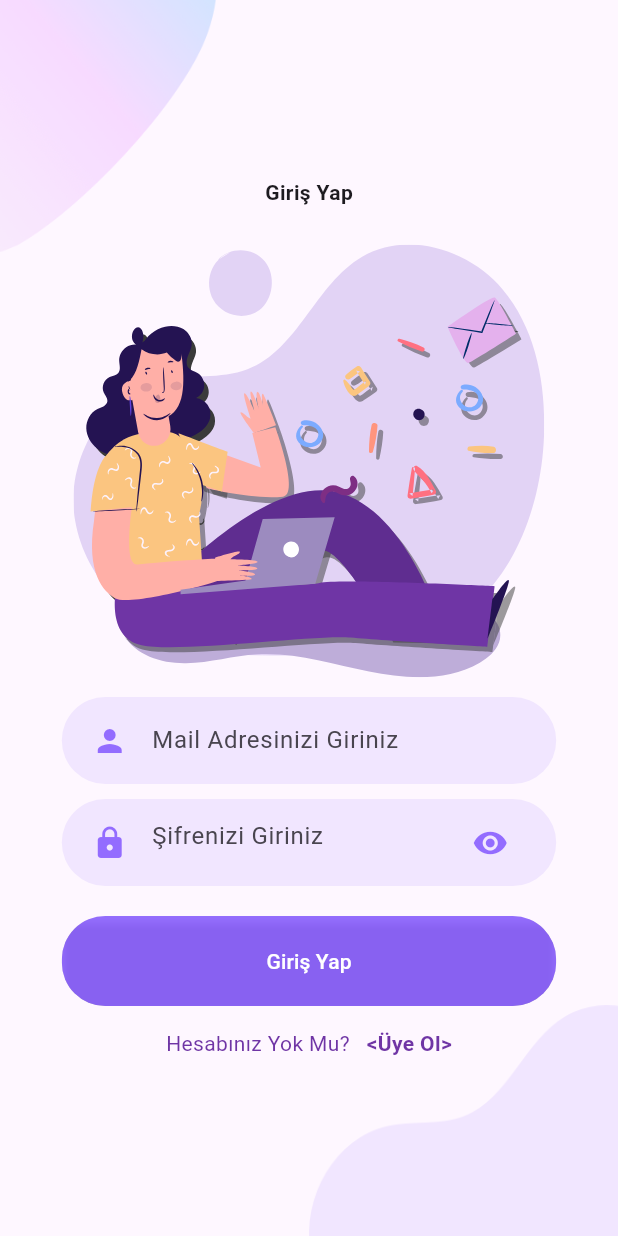
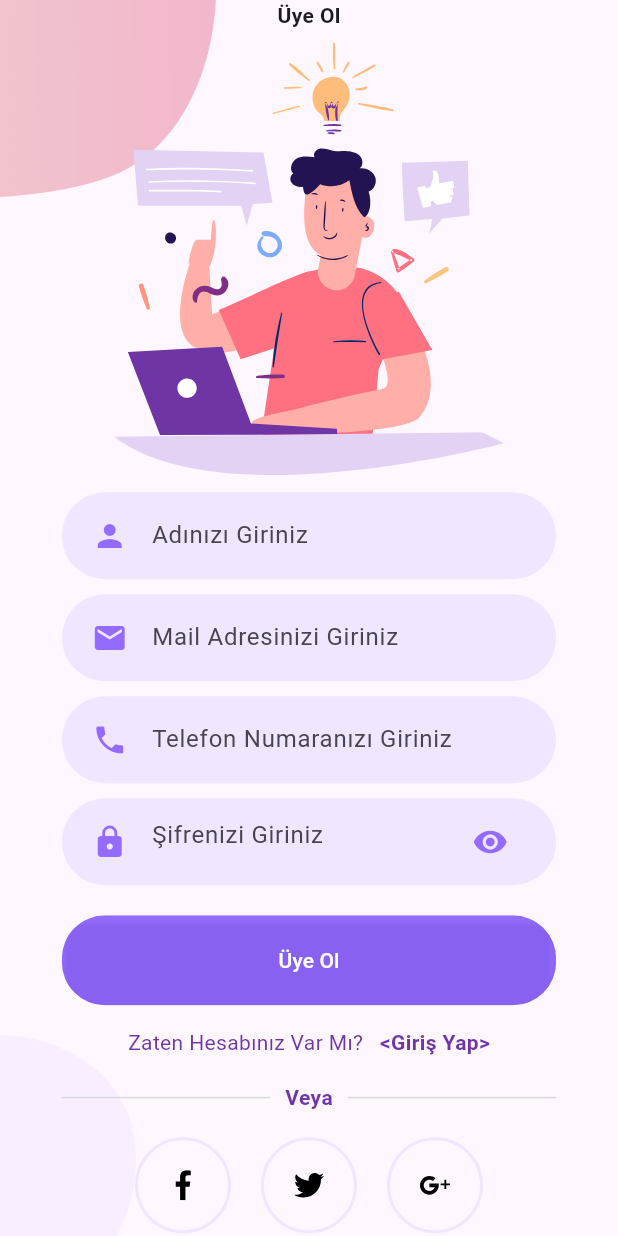
Before and after one commit to Furkan-Kumus/Real_Estate_Mobile, a Flutter app: the Body widget shown alone on an empty page, opened directly, after a tap on "<Üye Ol>", on a phone screen of 412 x 824 dp. Run offline on Flutter 3.47's test engine with Material 3 defaults, Android fonts, the phone set to English and light mode, and no system bars; our stand-ins replace flutter_svg.

Commit message:
sign up page done

```diff
--- a/lib/Pages/LoginPages/body.dart
+++ b/lib/Pages/LoginPages/body.dart
@@ -3,7 +3,7 @@ import 'package:flutter_svg/flutter_svg.dart';
 import 'package:real_estate_app/Pages/LoginPages/rounded_button.dart';
 import 'package:real_estate_app/Pages/LoginPages/rounded_input_field.dart';
 import 'package:real_estate_app/Pages/LoginPages/rounded_password_field.dart';
-import 'package:real_estate_app/constants.dart';
+import 'package:real_estate_app/Pages/SignUp/sign_up_page.dart';
 import 'already_have_an_account_check.dart';
 import 'background.dart';
 
@@ -25,15 +25,20 @@ class Body extends StatelessWidget {
               "Giriş Yap",
               style: TextStyle(fontWeight: FontWeight.bold),
             ),
-            SizedBox(height: size.height * 0.03,),
+            SizedBox(
+              height: size.height * 0.03,
+            ),
             SvgPicture.asset(
               'images/login/login.svg',
               height: size.height * 0.35,
             ),
-            SizedBox(height: size.height * 0.01,),
+            SizedBox(
+              height: size.height * 0.01,
+            ),
             RoundedInputField(
               hintText: "Mail Adresinizi Giriniz",
               onChanged: (value) {},
+              icon: Icons.person,
             ),
             RoundedPasswordField(
               onChanged: (value) {},
@@ -44,7 +49,16 @@ class Body extends StatelessWidget {
               color: Colors.deepPurpleAccent.withOpacity(0.8),
             ),
             AlreadyHaveAnAccountCheck(
-              press: () {},
+              press: () {
+                Navigator.push(
+                  context,
+                  MaterialPageRoute(
+                    builder: (context) {
+                      return SignUp();
+                    },
+                  ),
+                );
+              },
             ),
           ],
         ),
--- a/lib/Pages/LoginPages/rounded_input_field.dart
+++ b/lib/Pages/LoginPages/rounded_input_field.dart
@@ -8,7 +8,7 @@ class RoundedInputField extends StatelessWidget {
   const RoundedInputField({
     Key? key,
     required this.hintText,
-    this.icon = Icons.person,
+    required this.icon,
     required this.onChanged,
   }) : super(key: key);
 
--- /dev/null
+++ b/lib/Pages/SignUp/background.dart
@@ -0,0 +1,40 @@
+import 'package:flutter/material.dart';
+
+class Background extends StatelessWidget {
+  final Widget child;
+  const Background({
+    Key? key,
+    required this.child,
+  }) : super(key: key);
+
+  @override
+  Widget build(BuildContext context) {
+    Size size = MediaQuery.of(context).size;
+    return Container(
+      height: size.height,
+      width: double.infinity,
+      child: Stack(
+        alignment: Alignment.center,
+        children: <Widget>[
+          Positioned(
+            top: 0,
+            left: 0,
+            child: Image.asset(
+              "images/sign_up/signup_top.png",
+              width: size.width * 0.35,
+            ),
+          ),
+          Positioned(
+            bottom: 0,
+            left: 0,
+            child: Image.asset(
+              "images/login/main_bottom.png",
+              width: size.width * 0.22,
+            ),
+          ),
+          child,
+        ],
+      ),
+    );;
+  }
+}
--- /dev/null
+++ b/lib/Pages/SignUp/body.dart
@@ -0,0 +1,102 @@
+import 'package:flutter/material.dart';
+import 'package:flutter_svg/flutter_svg.dart';
+import 'package:real_estate_app/Pages/LoginPages/login_page.dart';
+import 'package:real_estate_app/Pages/SignUp/background.dart';
+import 'package:real_estate_app/Pages/SignUp/social_icon.dart';
+import 'package:real_estate_app/constants.dart';
+
+import '../LoginPages/already_have_an_account_check.dart';
+import '../LoginPages/rounded_button.dart';
+import '../LoginPages/rounded_input_field.dart';
+import '../LoginPages/rounded_password_field.dart';
+import 'or_divider.dart';
+
+class Body extends StatelessWidget {
+  const Body({
+    Key? key,
+  }) : super(key: key);
+
+  @override
+  Widget build(BuildContext context) {
+    Size size = MediaQuery.of(context).size;
+    return SingleChildScrollView(
+      child: Background(
+        child: Column(
+          mainAxisAlignment: MainAxisAlignment.center,
+          children: <Widget>[
+            Text(
+              "Üye Ol",
+              style: TextStyle(fontWeight: FontWeight.bold),
+            ),
+            SizedBox(
+              height: size.height * 0.01,
+            ),
+            SvgPicture.asset(
+              'images/sign_up/signup.svg',
+              height: size.height * 0.35,
+            ),
+            SizedBox(
+              height: size.height * 0.008,
+            ),
+            RoundedInputField(
+              hintText: "Adınızı Giriniz",
+              onChanged: (value) {},
+              icon: Icons.person,
+            ),
+            RoundedInputField(
+              hintText: "Mail Adresinizi Giriniz",
+              onChanged: (value) {},
+              icon: Icons.mail,
+            ),
+            RoundedInputField(
+              hintText: "Telefon Numaranızı Giriniz",
+              onChanged: (value) {}, icon: Icons.phone,
+            ),
+            RoundedPasswordField(
+              onChanged: (value) {},
+            ),
+            RoundedButton(
+              text: "Üye Ol",
+              press: () {},
+              color: Colors.deepPurpleAccent.withOpacity(0.8),
+            ),
+            AlreadyHaveAnAccountCheck(
+              login: false,
+              press: () {
+                Navigator.push(
+                  context,
+                  MaterialPageRoute(
+                    builder: (context) {
+                      return Login();
+                    },
+                  ),
+                );
+              },
+            ),
+            OrDivider(),
+            Row(
+              mainAxisAlignment: MainAxisAlignment.center,
+              children: <Widget>[
+                SocialIcon(
+                  iconSrc: "images/sign_up/facebook.svg",
+                  press: () {},
+                ),
+                SocialIcon(
+                  iconSrc: "images/sign_up/twitter.svg",
+                  press: () {},
+                ),
+                SocialIcon(
+                  iconSrc: "images/sign_up/google-plus.svg",
+                  press: () {},
+                ),
+              ],
+            ),
+            SizedBox(
+              height: size.height * 0.1,
+            ),
+          ],
+        ),
+      ),
+    );
+  }
+}
--- /dev/null
+++ b/lib/Pages/SignUp/or_divider.dart
@@ -0,0 +1,41 @@
+import 'package:flutter/material.dart';
+
+import '../../constants.dart';
+
+class OrDivider extends StatelessWidget {
+  const OrDivider({Key? key}) : super(key: key);
+
+  @override
+  Widget build(BuildContext context) {
+    Size size = MediaQuery.of(context).size;
+    return Container(
+      margin: EdgeInsets.symmetric(vertical: size.height * 0.02),
+      width: size.width * 0.8,
+      child: Row(
+        children: <Widget>[
+          buildDivider(),
+          const Padding(
+            padding: EdgeInsets.symmetric(horizontal: 10),
+            child: Text(
+              "Veya",
+              style: TextStyle(
+                color: kPrimaryColor,
+                fontWeight: FontWeight.w600,
+              ),
+            ),
+          ),
+          buildDivider(),
+        ],
+      ),
+    );
+  }
+
+  Expanded buildDivider() {
+    return const Expanded(
+      child: Divider(
+        color: Color(0xFFD9D9D9),
+        height: 1.5,
+      ),
+    );
+  }
+}
--- a/lib/Pages/SignUp/sign_up_page.dart
+++ b/lib/Pages/SignUp/sign_up_page.dart
@@ -1,10 +1,15 @@
 import 'package:flutter/material.dart';
+
+import 'body.dart';
+
 
 class SignUp extends StatelessWidget {
   const SignUp({super.key});
 
   @override
   Widget build(BuildContext context) {
-    return Scaffold();
+    return Scaffold(
+      body: Body(),
+    );
   }
 }
--- /dev/null
+++ b/lib/Pages/SignUp/social_icon.dart
@@ -0,0 +1,37 @@
+import 'package:flutter/material.dart';
+import 'package:flutter_svg/flutter_svg.dart';
+
+import '../../constants.dart';
+
+class SocialIcon extends StatelessWidget {
+  final String iconSrc;
+  final VoidCallback press;
+  const SocialIcon({
+    Key? key,
+    required this.iconSrc,
+    required this.press,
+  }) : super(key: key);
+
+  @override
+  Widget build(BuildContext context) {
+    return GestureDetector(
+      onTap: press,
+      child: Container(
+        margin: EdgeInsets.symmetric(horizontal: 10),
+        padding: EdgeInsets.all(20),
+        decoration: BoxDecoration(
+          border: Border.all(
+            width: 2,
+            color: kPrimaryLightColor,
+          ),
+          shape: BoxShape.circle,
+        ),
+        child: SvgPicture.asset(
+          iconSrc,
+          height: 20,
+          width: 20,
+        ),
+      ),
+    );
+  }
+}
--- a/pubspec.yaml
+++ b/pubspec.yaml
@@ -65,6 +65,7 @@ flutter:
     - images/
     - images/house_1_5/
     - images/login/
+    - images/sign_up/
 
   # An image asset can refer to one or more resolution-specific "variants", see
   # https://flutter.dev/assets-and-images/#resolution-aware
```
Also changed, not shown: images/sign_up/facebook.svg (added), images/sign_up/google-plus.svg (added), images/sign_up/signup.svg (added), images/sign_up/signup_top.png (renamed from images/login/signup_top.png), images/sign_up/twitter.svg (added).
